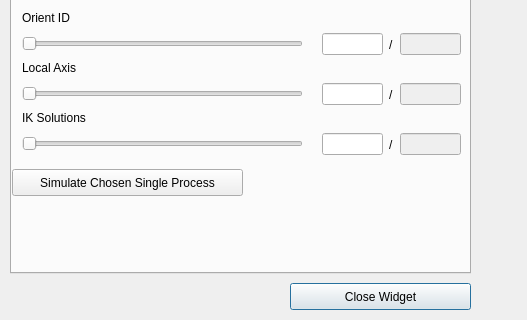
yijiangh/choreo, file framefab_gui/src/uis/selection_widget.ui: the form before one commit; both pictures show x 0 to 527 and y 237 to 557 of the 527 by 557 pixel window.
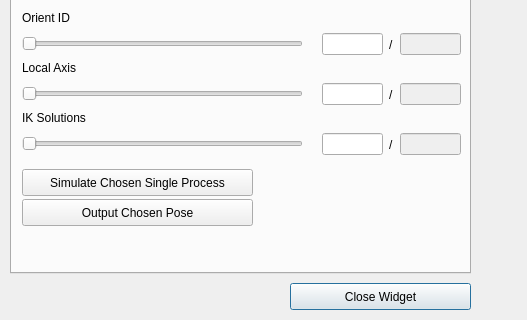
The form after the commit. The open tabs and pages were chosen to show the change.

Patch:
```diff
--- a/framefab_gui/src/uis/selection_widget.ui
+++ b/framefab_gui/src/uis/selection_widget.ui
@@ -229,7 +229,7 @@
      </property>
      <property name="geometry">
       <rect>
-       <x>0</x>
+       <x>10</x>
        <y>170</y>
        <width>231</width>
        <height>27</height>
@@ -401,6 +401,22 @@
       <string>Local Axis</string>
      </property>
     </widget>
+    <widget class="QPushButton" name="pushbutton_output_chosen_pose">
+     <property name="enabled">
+      <bool>true</bool>
+     </property>
+     <property name="geometry">
+      <rect>
+       <x>10</x>
+       <y>200</y>
+       <width>231</width>
+       <height>27</height>
+      </rect>
+     </property>
+     <property name="text">
+      <string>Output Chosen Pose</string>
+     </property>
+    </widget>
    </widget>
    <widget class="QWidget" name="tab_trajectory_library">
     <attribute name="title">
```
Left out of the diff: 2 changed lines with no effect on the pictures.
